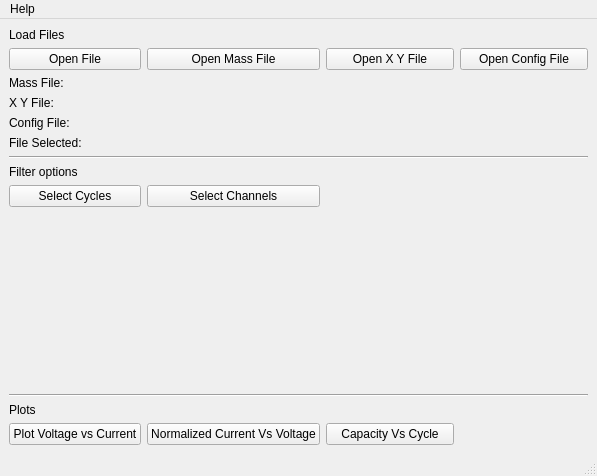
First picture: the form in karlie/view/app.ui, repository abdullahsumbal/data-analysis, before the edit.
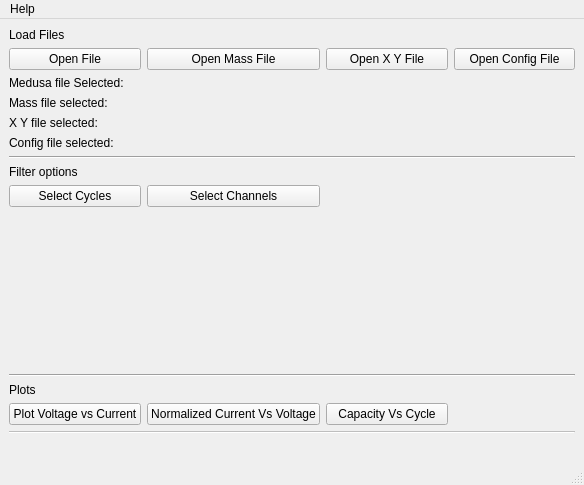
Second picture: the form after the edit.

What changed in the file:
```diff
--- a/karlie/view/app.ui
+++ b/karlie/view/app.ui
@@ -9,8 +9,8 @@
    <rect>
     <x>0</x>
     <y>0</y>
-    <width>597</width>
-    <height>476</height>
+    <width>584</width>
+    <height>485</height>
    </rect>
   </property>
   <property name="windowTitle">
@@ -19,11 +19,25 @@
   <widget class="QWidget" name="centralwidget">
    <layout class="QVBoxLayout" name="verticalLayout">
     <item>
-     <layout class="QGridLayout" name="gridLayout" rowstretch="0,0,0,0,0,0,0,0,0,0,0,0,0,0,0,0,0,0,0" columnstretch="0,0,0,0">
+     <layout class="QGridLayout" name="gridLayout" rowstretch="0,0,0,0,0,0,0,0,0,0,0,0,0,0,0,0,0" columnstretch="0,0,0,0">
       <property name="sizeConstraint">
        <enum>QLayout::SetNoConstraint</enum>
       </property>
-      <item row="10" column="0">
+      <item row="4" column="0" colspan="4">
+       <widget class="QLabel" name="label_x_y_file">
+        <property name="text">
+         <string>X Y file selected: </string>
+        </property>
+       </widget>
+      </item>
+      <item row="7" column="0" colspan="4">
+       <widget class="Line" name="line">
+        <property name="orientation">
+         <enum>Qt::Horizontal</enum>
+        </property>
+       </widget>
+      </item>
+      <item row="11" column="0">
        <spacer name="verticalSpacer">
         <property name="orientation">
          <enum>Qt::Vertical</enum>
@@ -36,27 +50,55 @@
         </property>
        </spacer>
       </item>
-      <item row="13" column="0">
+      <item row="14" column="0">
        <widget class="QPushButton" name="plot_volt_cur_button">
         <property name="text">
          <string>Plot Voltage vs Current</string>
         </property>
        </widget>
       </item>
-      <item row="9" column="0">
-       <widget class="QPushButton" name="button_select_cycle">
+      <item row="13" column="0">
+       <widget class="QLabel" name="label_4">
         <property name="text">
-         <string>Select Cycles</string>
+         <string>Plots</string>
+        </property>
+       </widget>
+      </item>
+      <item row="14" column="1">
+       <widget class="QPushButton" name="pushButton_6">
+        <property name="text">
+         <string>Normalized Current Vs Voltage</string>
         </property>
        </widget>
       </item>
       <item row="1" column="1">
-       <widget class="QPushButton" name="pushButton_2">
+       <widget class="QPushButton" name="button_mass_file">
         <property name="text">
          <string>Open Mass File</string>
         </property>
        </widget>
       </item>
+      <item row="0" column="0">
+       <widget class="QLabel" name="label_2">
+        <property name="text">
+         <string>Load Files</string>
+        </property>
+       </widget>
+      </item>
+      <item row="10" column="1">
+       <widget class="QPushButton" name="pushButton_7">
+        <property name="text">
+         <string>Select Channels</string>
+        </property>
+       </widget>
+      </item>
+      <item row="10" column="0">
+       <widget class="QPushButton" name="button_select_cycle">
+        <property name="text">
+         <string>Select Cycles</string>
+        </property>
+       </widget>
+      </item>
       <item row="1" column="0">
        <widget class="QPushButton" name="medusa_file_button">
         <property name="autoFillBackground">
@@ -67,101 +109,79 @@
         </property>
        </widget>
       </item>
+      <item row="9" column="0">
+       <widget class="QLabel" name="label_3">
+        <property name="text">
+         <string>Filter options</string>
+        </property>
+       </widget>
+      </item>
       <item row="1" column="2">
-       <widget class="QPushButton" name="pushButton_3">
+       <widget class="QPushButton" name="button_x_y_file">
         <property name="text">
          <string>Open X Y File</string>
         </property>
        </widget>
       </item>
+      <item row="5" column="0" colspan="4">
+       <widget class="QLabel" name="label_config_file">
+        <property name="text">
+         <string>Config file selected: </string>
+        </property>
+       </widget>
+      </item>
+      <item row="3" column="0" colspan="4">
+       <widget class="QLabel" name="label_mass_file">
+        <property name="text">
+         <string>Mass file selected: </string>
+        </property>
+       </widget>
+      </item>
       <item row="1" column="3">
-       <widget class="QPushButton" name="pushButton_4">
+       <widget class="QPushButton" name="button_config_file">
         <property name="text">
          <string>Open Config File</string>
         </property>
        </widget>
       </item>
-      <item row="6" column="0" colspan="4">
-       <widget class="Line" name="line">
-        <property name="orientation">
-         <enum>Qt::Horizontal</enum>
-        </property>
-       </widget>
-      </item>
-      <item row="13" column="1">
-       <widget class="QPushButton" name="pushButton_6">
-        <property name="text">
-         <string>Normalized Current Vs Voltage</string>
-        </property>
-       </widget>
-      </item>
-      <item row="8" column="0">
-       <widget class="QLabel" name="label_3">
-        <property name="text">
-         <string>Filter options</string>
-        </property>
-       </widget>
-      </item>
-      <item row="12" column="0">
-       <widget class="QLabel" name="label_4">
-        <property name="text">
-         <string>Plots</string>
-        </property>
-       </widget>
-      </item>
-      <item row="0" column="0">
-       <widget class="QLabel" name="label_2">
-        <property name="text">
-         <string>Load Files</string>
-        </property>
-       </widget>
-      </item>
-      <item row="9" column="1">
-       <widget class="QPushButton" name="pushButton_7">
-        <property name="text">
-         <string>Select Channels</string>
-        </property>
-       </widget>
-      </item>
-      <item row="11" column="0" colspan="4">
+      <item row="12" column="0" colspan="4">
        <widget class="Line" name="line_2">
         <property name="orientation">
          <enum>Qt::Horizontal</enum>
         </property>
        </widget>
       </item>
-      <item row="13" column="2">
+      <item row="14" column="2">
        <widget class="QPushButton" name="pushButton">
         <property name="text">
          <string>Capacity Vs Cycle</string>
         </property>
        </widget>
       </item>
-      <item row="5" column="0" colspan="4">
-       <widget class="QLabel" name="label">
-        <property name="text">
-         <string>File Selected:</string>
-        </property>
-       </widget>
-      </item>
       <item row="2" column="0" colspan="4">
-       <widget class="QLabel" name="label_7">
+       <widget class="QLabel" name="label_medusa_file">
         <property name="text">
-         <string>Mass File: </string>
+         <string>Medusa file Selected: </string>
         </property>
        </widget>
       </item>
-      <item row="3" column="0" colspan="4">
-       <widget class="QLabel" name="label_6">
-        <property name="text">
-         <string>X Y File:</string>
+      <item row="15" column="0" colspan="4">
+       <widget class="Line" name="line_3">
+        <property name="enabled">
+         <bool>false</bool>
         </property>
+        <property name="lineWidth">
+         <number>1</number>
+        </property>
+        <property name="orientation">
+         <enum>Qt::Horizontal</enum>
+        </property>
        </widget>
       </item>
-      <item row="4" column="0" colspan="4">
-       <widget class="QLabel" name="label_5">
+      <item row="16" column="0" colspan="4">
+       <widget class="QLabel" name="label_status">
         <property name="text">
-         <string>Config File:</string>
+         <string/>
         </property>
        </widget>
       </item>
@@ -174,7 +194,7 @@
     <rect>
      <x>0</x>
      <y>0</y>
-     <width>597</width>
+     <width>584</width>
      <height>20</height>
     </rect>
    </property>
```
